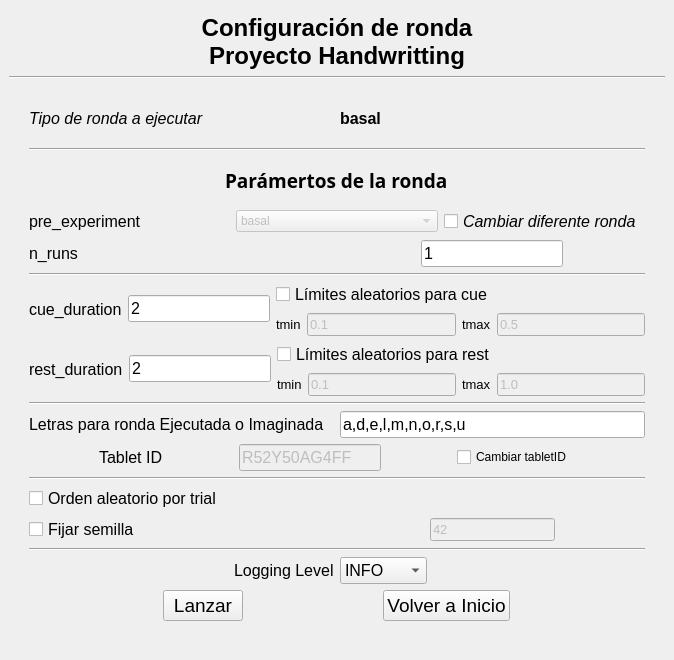
lucasbaldezzari/pyhwr, file pyhwr/widgets/runConfigurationApp.ui: the form before one commit.
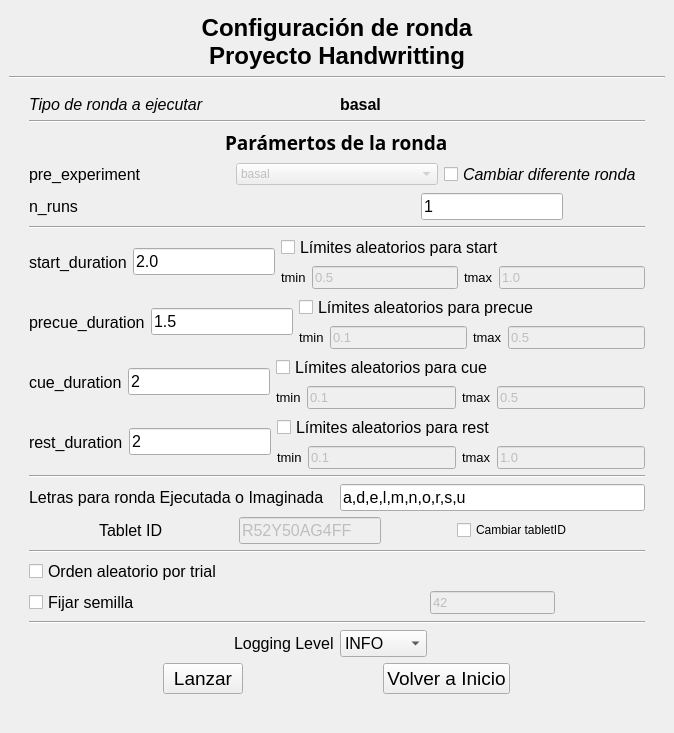
The form after the commit.

Commit message: Se actualizan widgets para hacerlos más responsives. Se agregan boxes para mejorar parametrización de cada run.

```diff
--- a/pyhwr/widgets/runConfigurationApp.ui
+++ b/pyhwr/widgets/runConfigurationApp.ui
@@ -277,6 +277,230 @@
           </item>
          </layout>
         </item>
+        <item>
+         <layout class="QHBoxLayout" name="horizontalLayout_start">
+          <item>
+           <widget class="QLabel" name="label_start">
+            <property name="font">
+             <font>
+              <pointsize>12</pointsize>
+             </font>
+            </property>
+            <property name="text">
+             <string>start_duration</string>
+            </property>
+           </widget>
+          </item>
+          <item>
+           <widget class="QLineEdit" name="in_start_base_duration">
+            <property name="sizePolicy">
+             <sizepolicy hsizetype="Preferred" vsizetype="Fixed">
+              <horstretch>0</horstretch>
+              <verstretch>0</verstretch>
+             </sizepolicy>
+            </property>
+            <property name="font">
+             <font>
+              <pointsize>12</pointsize>
+             </font>
+            </property>
+            <property name="text">
+             <string>2.0</string>
+            </property>
+           </widget>
+          </item>
+          <item>
+           <layout class="QVBoxLayout" name="verticalLayout_start">
+            <item>
+             <layout class="QVBoxLayout" name="verticalLayout_start_inner">
+              <item>
+               <widget class="QCheckBox" name="randomize_start_duration">
+                <property name="font">
+                 <font>
+                  <pointsize>12</pointsize>
+                 </font>
+                </property>
+                <property name="text">
+                 <string>Límites aleatorios para start</string>
+                </property>
+               </widget>
+              </item>
+              <item>
+               <layout class="QHBoxLayout" name="horizontalLayout_start_minmax">
+                <item>
+                 <widget class="QLabel" name="label_start_tmin">
+                  <property name="font">
+                   <font>
+                    <pointsize>10</pointsize>
+                   </font>
+                  </property>
+                  <property name="text">
+                   <string>tmin</string>
+                  </property>
+                 </widget>
+                </item>
+                <item>
+                 <widget class="QLineEdit" name="in_start_tmin_random">
+                  <property name="enabled">
+                   <bool>false</bool>
+                  </property>
+                  <property name="font">
+                   <font>
+                    <pointsize>10</pointsize>
+                   </font>
+                  </property>
+                  <property name="text">
+                   <string>0.5</string>
+                  </property>
+                 </widget>
+                </item>
+                <item>
+                 <widget class="QLabel" name="label_start_tmax">
+                  <property name="font">
+                   <font>
+                    <pointsize>10</pointsize>
+                   </font>
+                  </property>
+                  <property name="text">
+                   <string>tmax</string>
+                  </property>
+                 </widget>
+                </item>
+                <item>
+                 <widget class="QLineEdit" name="in_start_tmax_random">
+                  <property name="enabled">
+                   <bool>false</bool>
+                  </property>
+                  <property name="font">
+                   <font>
+                    <pointsize>10</pointsize>
+                   </font>
+                  </property>
+                  <property name="text">
+                   <string>1.0</string>
+                  </property>
+                 </widget>
+                </item>
+               </layout>
+              </item>
+             </layout>
+            </item>
+           </layout>
+          </item>
+         </layout>
+        </item>
+        <item>
+         <layout class="QHBoxLayout" name="horizontalLayout_14">
+          <item>
+           <widget class="QLabel" name="label">
+            <property name="font">
+             <font>
+              <pointsize>12</pointsize>
+             </font>
+            </property>
+            <property name="text">
+             <string>precue_duration</string>
+            </property>
+           </widget>
+          </item>
+          <item>
+           <widget class="QLineEdit" name="in_precue_base_duration">
+            <property name="sizePolicy">
+             <sizepolicy hsizetype="Preferred" vsizetype="Fixed">
+              <horstretch>0</horstretch>
+              <verstretch>0</verstretch>
+             </sizepolicy>
+            </property>
+            <property name="font">
+             <font>
+              <pointsize>12</pointsize>
+             </font>
+            </property>
+            <property name="text">
+             <string>1.5</string>
+            </property>
+           </widget>
+          </item>
+          <item>
+           <layout class="QVBoxLayout" name="verticalLayout_11">
+            <item>
+             <layout class="QVBoxLayout" name="verticalLayout_precue">
+              <item>
+               <widget class="QCheckBox" name="randomize_precue_duration">
+                <property name="font">
+                 <font>
+                  <pointsize>12</pointsize>
+                 </font>
+                </property>
+                <property name="text">
+                 <string>Límites aleatorios para precue</string>
+                </property>
+               </widget>
+              </item>
+              <item>
+               <layout class="QHBoxLayout" name="horizontalLayout_precue">
+                <item>
+                 <widget class="QLabel" name="label_precue_tmin">
+                  <property name="font">
+                   <font>
+                    <pointsize>10</pointsize>
+                   </font>
+                  </property>
+                  <property name="text">
+                   <string>tmin</string>
+                  </property>
+                 </widget>
+                </item>
+                <item>
+                 <widget class="QLineEdit" name="in_precue_tmin_random">
+                  <property name="enabled">
+                   <bool>false</bool>
+                  </property>
+                  <property name="font">
+                   <font>
+                    <pointsize>10</pointsize>
+                   </font>
+                  </property>
+                  <property name="text">
+                   <string>0.1</string>
+                  </property>
+                 </widget>
+                </item>
+                <item>
+                 <widget class="QLabel" name="label_precue_tmax">
+                  <property name="font">
+                   <font>
+                    <pointsize>10</pointsize>
+                   </font>
+                  </property>
+                  <property name="text">
+                   <string>tmax</string>
+                  </property>
+                 </widget>
+                </item>
+                <item>
+                 <widget class="QLineEdit" name="in_precue_tmax_random">
+                  <property name="enabled">
+                   <bool>false</bool>
+                  </property>
+                  <property name="font">
+                   <font>
+                    <pointsize>10</pointsize>
+                   </font>
+                  </property>
+                  <property name="text">
+                   <string>0.5</string>
+                  </property>
+                 </widget>
+                </item>
+               </layout>
+              </item>
+             </layout>
+            </item>
+           </layout>
+          </item>
+         </layout>
+        </item>
         <item>
          <layout class="QHBoxLayout" name="horizontalLayout_3">
           <item alignment="Qt::AlignLeft">
```
The commit also changes 13 other files.
